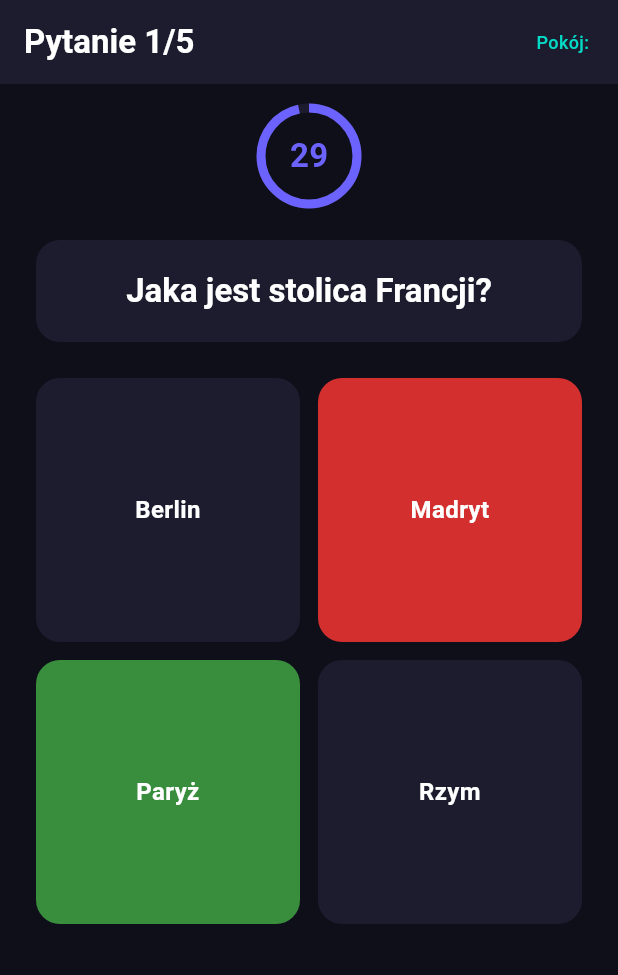
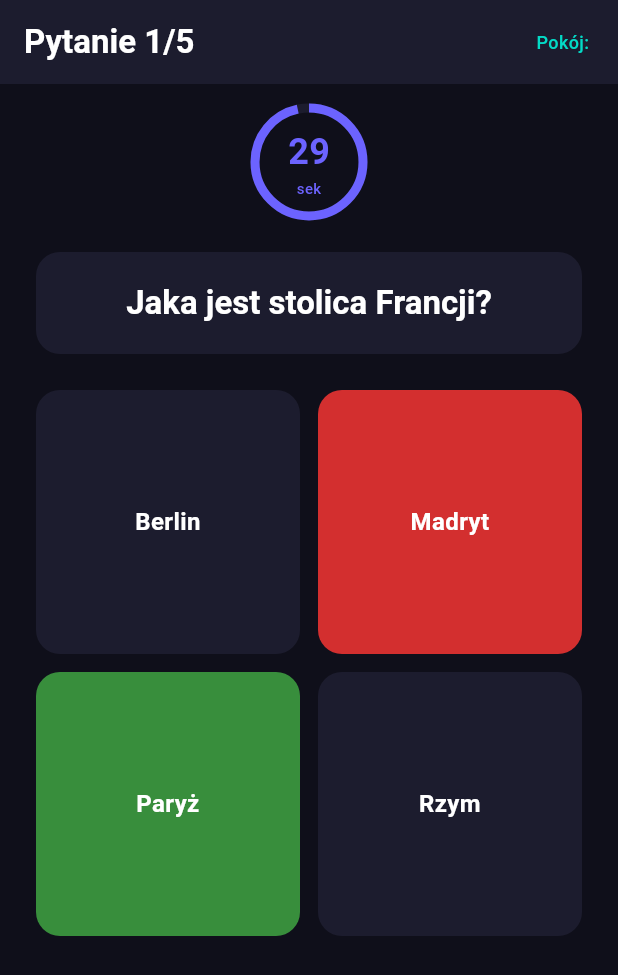
Before and after one commit to WCiovh/triviagame_flutter, a Flutter app: the GameScreen screen opened directly with empty values, after a tap on "Madryt", on a phone screen of 412 x 824 dp. Shown: the top 975 px of the screen. Run offline on Flutter 3.47's test engine with Material 3 defaults, Android fonts, the phone set to English and light mode, and no system bars; our stand-ins replace go_router.

Commit message:
feat: implementacja widget timera

```diff
--- a/lib/screens/game/game_screen.dart
+++ b/lib/screens/game/game_screen.dart
@@ -1,6 +1,7 @@
 import 'dart:async';
 import 'package:flutter/material.dart';
 import 'package:go_router/go_router.dart';
+import 'package:triviagame_flutter/widgets/timer_widget.dart';
 
 class GameScreen extends StatefulWidget {
   final String roomCode;
@@ -156,37 +157,7 @@ class _GameScreenState extends State<GameScreen> {
               // Timer
               Row(
                 mainAxisAlignment: MainAxisAlignment.center,
-                children: [
-                  Stack(
-                    alignment: Alignment.center,
-                    children: [
-                      SizedBox(
-                        width: 64,
-                        height: 64,
-                        child: CircularProgressIndicator(
-                          value: _timeLeft / 30,
-                          strokeWidth: 6,
-                          color: _timeLeft > 10
-                              ? Theme.of(context).colorScheme.primary
-                              : Colors.red,
-                          backgroundColor: Theme.of(
-                            context,
-                          ).colorScheme.surface,
-                        ),
-                      ),
-                      Text(
-                        '$_timeLeft',
-                        style: TextStyle(
-                          fontSize: 22,
-                          fontWeight: FontWeight.bold,
-                          color: _timeLeft > 10
-                              ? Theme.of(context).colorScheme.primary
-                              : Colors.red,
-                        ),
-                      ),
-                    ],
-                  ),
-                ],
+                children: [TimerWidget(timeLeft: _timeLeft, totalTime: 30)],
               ),
               const SizedBox(height: 24),
               // Pytanie
--- /dev/null
+++ b/lib/widgets/timer_widget.dart
@@ -0,0 +1,63 @@
+import 'package:flutter/material.dart';
+
+class TimerWidget extends StatelessWidget {
+  final int timeLeft;
+  final int totalTime;
+
+  const TimerWidget({
+    super.key,
+    required this.timeLeft,
+    required this.totalTime,
+  });
+
+  Color _getColor(BuildContext context) {
+    if (timeLeft > totalTime * 0.5) {
+      return Theme.of(context).colorScheme.primary;
+    } else if (timeLeft > totalTime * 0.25) {
+      return Colors.orange;
+    } else {
+      return Colors.red;
+    }
+  }
+
+  @override
+  Widget build(BuildContext context) {
+    final color = _getColor(context);
+
+    return Stack(
+      alignment: Alignment.center,
+      children: [
+        SizedBox(
+          width: 72,
+          height: 72,
+          child: CircularProgressIndicator(
+            value: timeLeft / totalTime,
+            strokeWidth: 6,
+            color: color,
+            backgroundColor: Theme.of(context).colorScheme.surface,
+          ),
+        ),
+        Column(
+          mainAxisSize: MainAxisSize.min,
+          children: [
+            Text(
+              '$timeLeft',
+              style: TextStyle(
+                fontSize: 24,
+                fontWeight: FontWeight.bold,
+                color: color,
+              ),
+            ),
+            Text(
+              'sek',
+              style: TextStyle(
+                fontSize: 10,
+                color: color,
+              ),
+            ),
+          ],
+        ),
+      ],
+    );
+  }
+}
```
Also changed, not shown: 1 other file.
